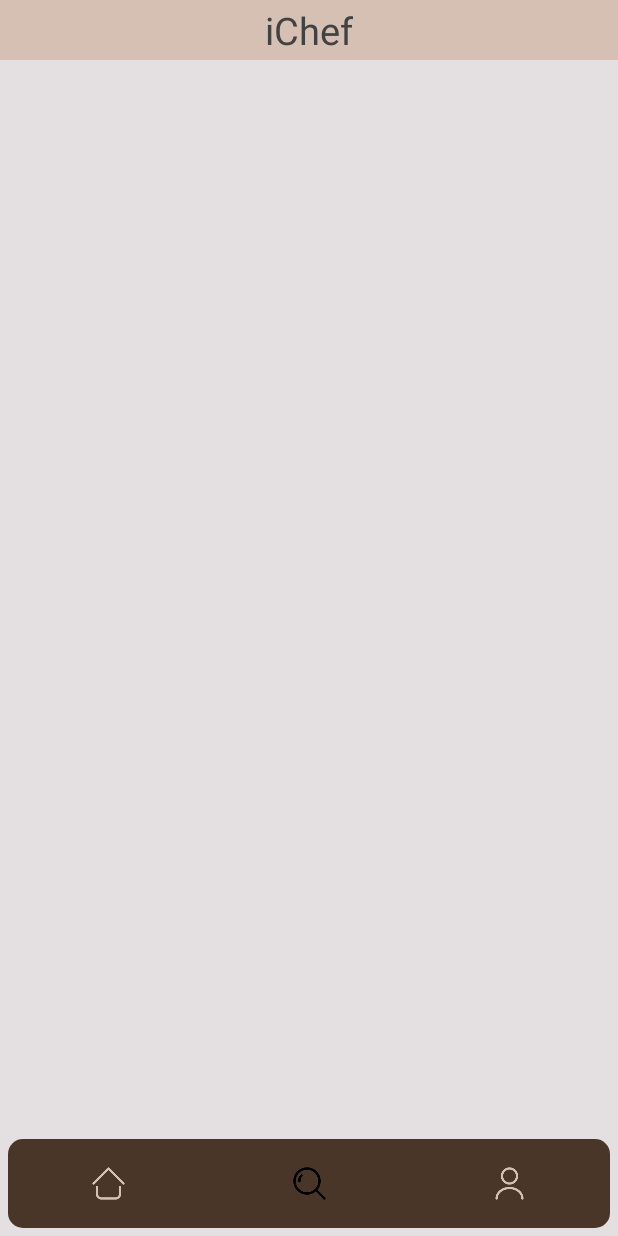
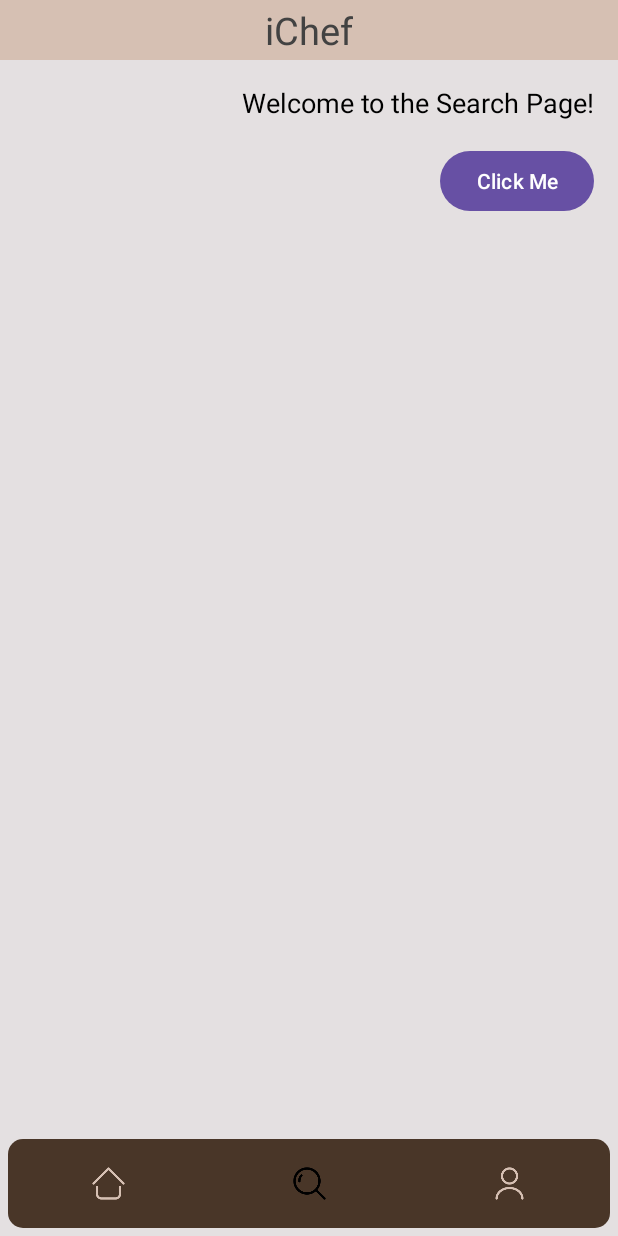
Before and after one commit to remenyigergo/iChef, an Android app: the screen it shows after launch (MainActivity), item 2 of the bottom bar chosen, on a phone screen of 412 x 824 dp. Run offline under Robolectric (Android 15) with nearby library versions, the phone set to English and light mode, and no system bars.

Commit message:
Add 2 fragments with selection

```diff
--- a/app/src/main/AndroidManifest.xml
+++ b/app/src/main/AndroidManifest.xml
@@ -21,7 +21,7 @@
         tools:targetApi="31" >
 
         <activity
-            android:name=".MainActivity"
+            android:name=".activities.MainActivity"
             android:exported="true" >
             <intent-filter>
                 <action android:name="android.intent.action.MAIN" />
--- a/app/src/main/java/com/example/ichef/MainActivity.kt
+++ /dev/null
@@ -1,24 +0,0 @@
-package com.example.ichef
-
-import android.os.Bundle
-import androidx.activity.enableEdgeToEdge
-import androidx.appcompat.app.AppCompatActivity
-import androidx.appcompat.widget.Toolbar
-import androidx.core.view.ViewCompat
-import androidx.core.view.WindowInsetsCompat
-
-class MainActivity : AppCompatActivity() {
-    override fun onCreate(savedInstanceState: Bundle?) {
-        super.onCreate(savedInstanceState)
-        //enableEdgeToEdge() to have a full top bar to edge. in future this can be enabled and top bar needs deletion.
-        setContentView(R.layout.activity_main)
-        ViewCompat.setOnApplyWindowInsetsListener(findViewById(R.id.main)) { v, insets ->
-            val systemBars = insets.getInsets(WindowInsetsCompat.Type.systemBars())
-            v.setPadding(systemBars.left, systemBars.top, systemBars.right, systemBars.bottom)
-            insets
-        }
-
-    }
-
-
-}
--- /dev/null
+++ b/app/src/main/java/com/example/ichef/activities/MainActivity.kt
@@ -0,0 +1,70 @@
+package com.example.ichef.activities
+
+import android.os.Bundle
+import androidx.appcompat.app.AppCompatActivity
+import androidx.core.view.ViewCompat
+import androidx.core.view.WindowInsetsCompat
+import androidx.fragment.app.Fragment
+import com.example.ichef.R
+import com.example.ichef.fragments.HomeFragment
+import com.example.ichef.fragments.SearchFragment
+import com.google.android.material.bottomnavigation.BottomNavigationView
+
+class MainActivity : AppCompatActivity() {
+    override fun onCreate(savedInstanceState: Bundle?) {
+        super.onCreate(savedInstanceState)
+        //enableEdgeToEdge() to have a full top bar to edge. in future this can be enabled and top bar needs deletion.
+        setContentView(R.layout.activity_main)
+        ViewCompat.setOnApplyWindowInsetsListener(findViewById(R.id.main)) { v, insets ->
+            val systemBars = insets.getInsets(WindowInsetsCompat.Type.systemBars())
+            v.setPadding(systemBars.left, systemBars.top, systemBars.right, systemBars.bottom)
+            insets
+        }
+
+        // If savedInstanceState is null, it means the Activity is starting for the first time
+        val homeFragment = HomeFragment()
+        val searchFragment = SearchFragment()
+        if (savedInstanceState == null) {
+            loadFragment(homeFragment)
+        }
+
+        // Get the bottom navbar and set each button to load the corresponding fragment
+        val bottomNav : BottomNavigationView = findViewById(R.id.bottom_navigation);
+        bottomNav.setOnItemSelectedListener {
+            try {
+                when (it.itemId) {
+                    R.id.home_button -> {
+                        loadFragment(homeFragment)
+                        true
+                    }
+                    R.id.search_button -> {
+                        loadFragment(searchFragment)
+                        true
+                    }
+                    else -> {
+                        false
+                    }
+                }
+            } catch (e : Exception) {
+                throw e;
+            }
+
+        }
+
+    }
+
+    // Loads up a given fragment
+    private fun loadFragment(fragment : Fragment) {
+
+        if(fragment!=null) {
+            val transaction = supportFragmentManager.beginTransaction()
+            transaction.replace(R.id.fragmentContainerView,fragment)
+            transaction.setReorderingAllowed(true)
+            transaction.commit()
+        } else{
+            throw Exception("Fragment was null. Cannot load.");
+        }
+
+    }
+
+}
--- /dev/null
+++ b/app/src/main/java/com/example/ichef/fragments/HomeFragment.kt
@@ -0,0 +1,18 @@
+package com.example.ichef.fragments
+
+import android.os.Bundle
+import android.view.LayoutInflater
+import android.view.View
+import android.view.ViewGroup
+import androidx.fragment.app.Fragment
+import com.example.ichef.R
+
+class HomeFragment : Fragment() {
+    override fun onCreateView(
+        inflater: LayoutInflater,
+        container: ViewGroup?,
+        savedInstanceState: Bundle?
+    ): View? {
+        return inflater.inflate(R.layout.home_fragment, container, false)
+    }
+}
--- /dev/null
+++ b/app/src/main/java/com/example/ichef/fragments/SearchFragment.kt
@@ -0,0 +1,18 @@
+package com.example.ichef.fragments
+
+import android.os.Bundle
+import android.view.LayoutInflater
+import android.view.View
+import android.view.ViewGroup
+import androidx.fragment.app.Fragment
+import com.example.ichef.R
+
+class SearchFragment : Fragment() {
+    override fun onCreateView(
+        inflater: LayoutInflater,
+        container: ViewGroup?,
+        savedInstanceState: Bundle?
+    ): View? {
+        return inflater.inflate(R.layout.search_fragment, container, false)
+    }
+}
--- a/app/src/main/res/layout/activity_main.xml
+++ b/app/src/main/res/layout/activity_main.xml
@@ -6,7 +6,7 @@
     android:layout_width="match_parent"
     android:layout_height="match_parent"
     android:background="@color/background"
-    tools:context=".MainActivity">
+    tools:context=".activities.MainActivity">
 
     <androidx.appcompat.widget.Toolbar
         android:id="@+id/toolbar"
@@ -21,12 +21,21 @@
             android:layout_width="wrap_content"
             android:layout_height="wrap_content"
             android:text="iChef"
-            android:textSize="25dp"
+            android:textSize="25sp"
             android:textColor="@color/cardview_dark_background"
             android:layout_gravity="center|top"
             android:id="@+id/toolbar_title" />
+    </androidx.appcompat.widget.Toolbar>
 
-    </androidx.appcompat.widget.Toolbar>
+    <androidx.fragment.app.FragmentContainerView
+        android:id="@+id/fragmentContainerView"
+        android:layout_width="0dp"
+        android:layout_height="0dp"
+        app:layout_constraintTop_toBottomOf="@id/toolbar"
+        app:layout_constraintBottom_toBottomOf="parent"
+        app:layout_constraintStart_toStartOf="parent"
+        app:layout_constraintEnd_toEndOf="parent"
+        />
 
     <RelativeLayout
         android:layout_width="match_parent"
--- /dev/null
+++ b/app/src/main/res/layout/search_fragment.xml
@@ -0,0 +1,24 @@
+<?xml version="1.0" encoding="utf-8"?>
+<LinearLayout xmlns:android="http://schemas.android.com/apk/res/android"
+    android:layout_width="match_parent"
+    android:layout_height="match_parent"
+    android:orientation="vertical"
+    android:padding="16dp">
+
+    <TextView
+        android:id="@+id/textViewHome"
+        android:layout_width="wrap_content"
+        android:layout_height="wrap_content"
+        android:layout_gravity="right"
+        android:text="Welcome to the Search Page!"
+        android:textSize="18sp"
+        android:textColor="@android:color/black" />
+
+    <Button
+        android:id="@+id/buttonHome"
+        android:layout_width="wrap_content"
+        android:layout_height="wrap_content"
+        android:text="Click Me"
+        android:layout_gravity="right"
+        android:layout_marginTop="16dp" />
+</LinearLayout>
```
Also changed, not shown: app/src/main/java/com/example/ichef/activities/HomeActivity.kt (added, +11 -0 lines), app/src/main/res/layout/home_fragment.xml (added, +22 -0 lines).
